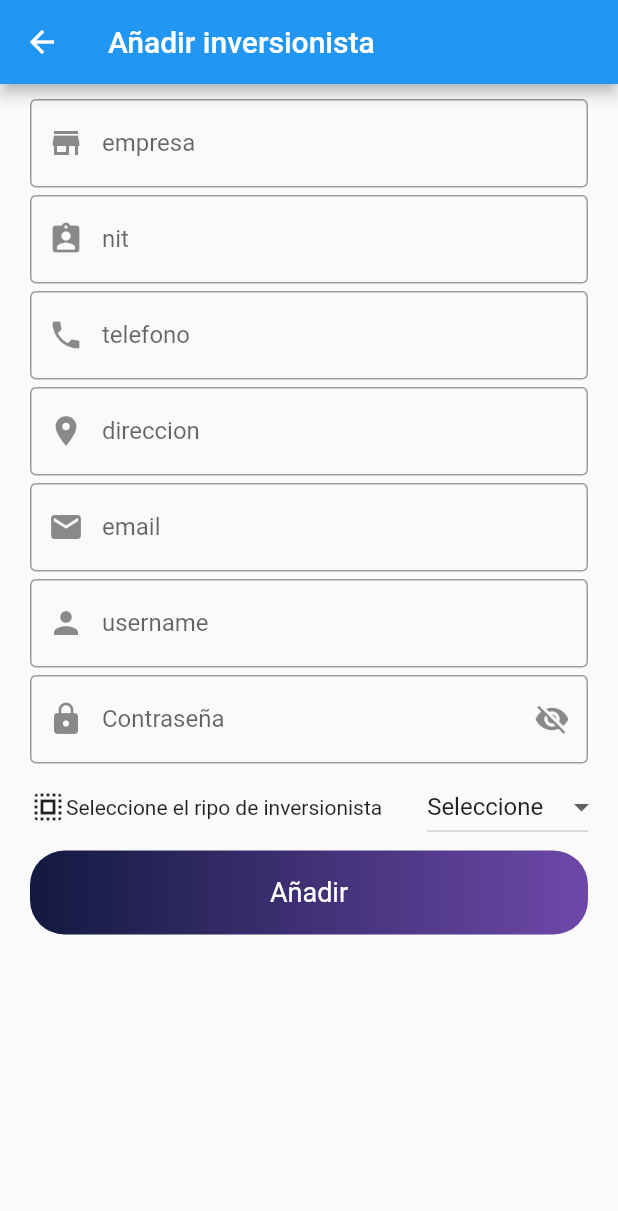
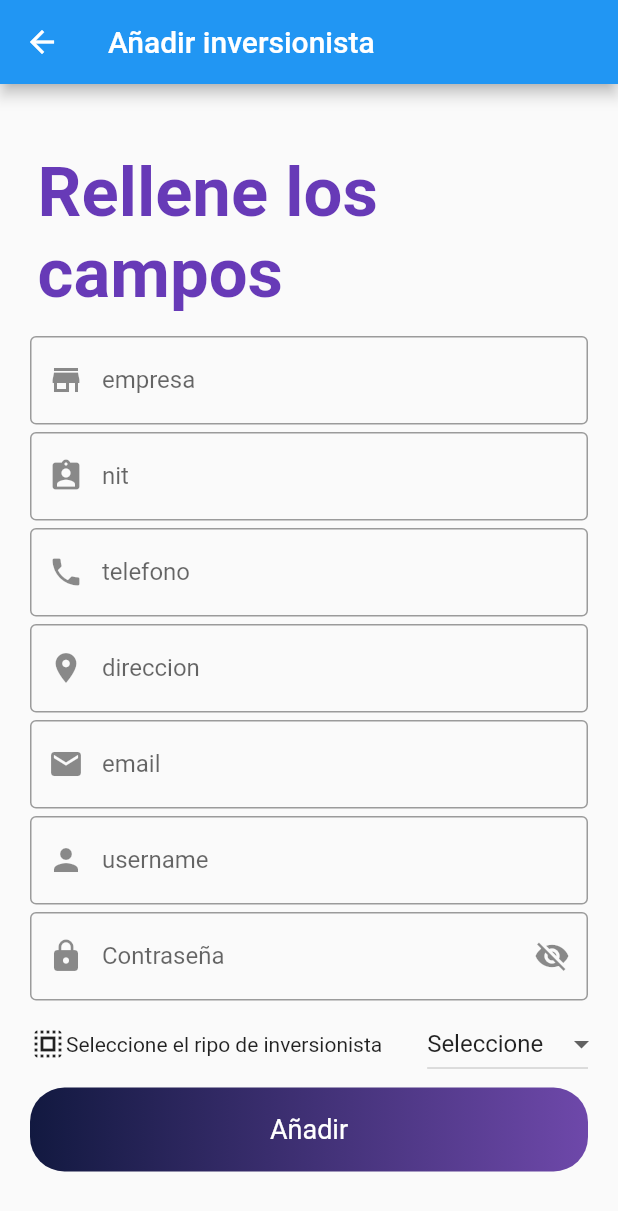
Before and after one commit to darevalo8/gestionProyecto, a Flutter app: the InversionistaFormPage screen opened by its route, on a phone screen of 412 x 824 dp. Shown: the top 1211 px of the screen. Run offline on Flutter 3.47's test engine with Material 2 defaults, Android fonts, the phone set to English and light mode, and no system bars.

Commit message:
CambiosGallo validaciones y crear inver y usuarios full 2

```diff
--- a/lib/src/pages/inversionista_form_page.dart
+++ b/lib/src/pages/inversionista_form_page.dart
@@ -35,6 +35,8 @@ class _InversionistaFormPageState extends State<InversionistaFormPage> {
             child: Column(
               crossAxisAlignment: CrossAxisAlignment.center,
               children: <Widget>[
+                _titulo('Rellene los campos'),
+                SizedBox(height: 10,),
                 _textField('empresa', Icons.store_mall_directory),
                 SizedBox(height: 5.0),
                 _textField('nit', Icons.assignment_ind),
@@ -290,6 +292,20 @@ class _InversionistaFormPageState extends State<InversionistaFormPage> {
 
   }
 
+  Widget _titulo(String texto){
+
+    return   Container(
+          padding: EdgeInsets.only(top: 30.0),
+          child: Column(
+            children: <Widget>[
+            Container(
+              padding: EdgeInsets.all(5.0),
+              child: Text(texto, style: TextStyle(fontSize: 45.9, fontWeight: FontWeight.bold, color: Colors.deepPurple),),
+               ),
+            ],
+          ),
+        );
+  }
   //Snacbar para mostrar algo
    void mostrarSnackBar(String mensaje){
 
```
